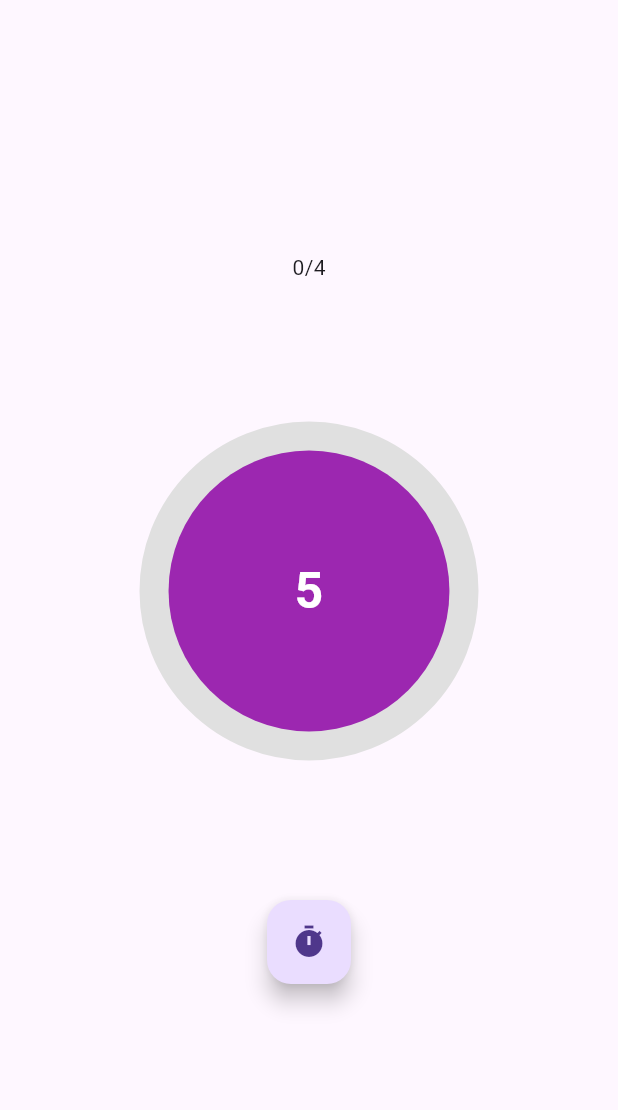
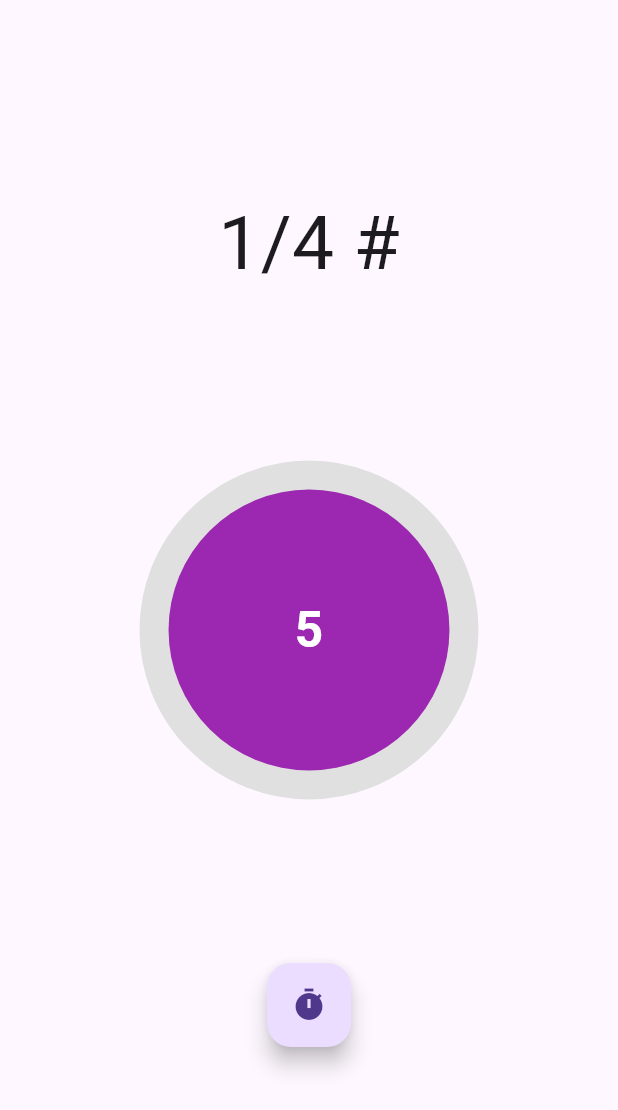
Before and after one commit to OscarPM24/Flutter_Tabata, a Flutter app: the screen it shows after launch, on a phone screen of 412 x 824 dp. Shown: the top 1110 px of the screen. Run offline on Flutter 3.47's test engine with Material 3 defaults, Android fonts, the light colour scheme and no system bars; drawn by our look-alikes of circular_countdown_timer; our stand-ins replace audioplayers.

Commit message:
padding loquete

```diff
--- a/ezpotifi/lib/main.dart
+++ b/ezpotifi/lib/main.dart
@@ -13,7 +13,7 @@ class MyApp extends StatefulWidget {
 class _MyAppState extends State<MyApp> {
   int duration = 5;
   final CountDownController _controller = CountDownController();
-  int comptador = 0;
+  int comptador = 1;
   int cicle = 1;
   bool cicleFort = true;
 
@@ -27,7 +27,12 @@ class _MyAppState extends State<MyApp> {
           child: Column(
             mainAxisAlignment: MainAxisAlignment.center,
             children: [
-              Text(comptador.toString() + "/4"),
+              Padding(
+                  padding: EdgeInsets.all(16.0),
+                  child: Text(
+                    '$comptador/4 #',
+                    style: TextStyle(fontSize: 50),
+                  )),
               CircularCountDownTimer(
                 // Countdown duration in Seconds.
                 duration: duration,
@@ -106,7 +111,7 @@ class _MyAppState extends State<MyApp> {
                 onComplete: () {
                   // Here, do whatever you want
                   debugPrint('Countdown Ended');
-                  if (comptador < 4) {
+                  if (comptador <= 4) {
                     print(comptador);
                     cicle++;
                     if (cicleFort) {
@@ -139,14 +144,16 @@ class _MyAppState extends State<MyApp> {
                   return Function.apply(defaultFormatterFunction, [duration]);
                 },
               ),
-              FloatingActionButton(
+              Padding(
+                  padding: EdgeInsets.all(16.0),
+                  child: FloatingActionButton(
                     onPressed: () {
                       _controller.start();
                       // player.play(AssetSource('sound.mp3'));
                     },
                     tooltip: 'Start Countdown',
                     child: Icon(Icons.timer),
-              ),
+                  )),
             ],
           ),
         ),
```
Lines whose indentation alone changed are shown as unchanged.
